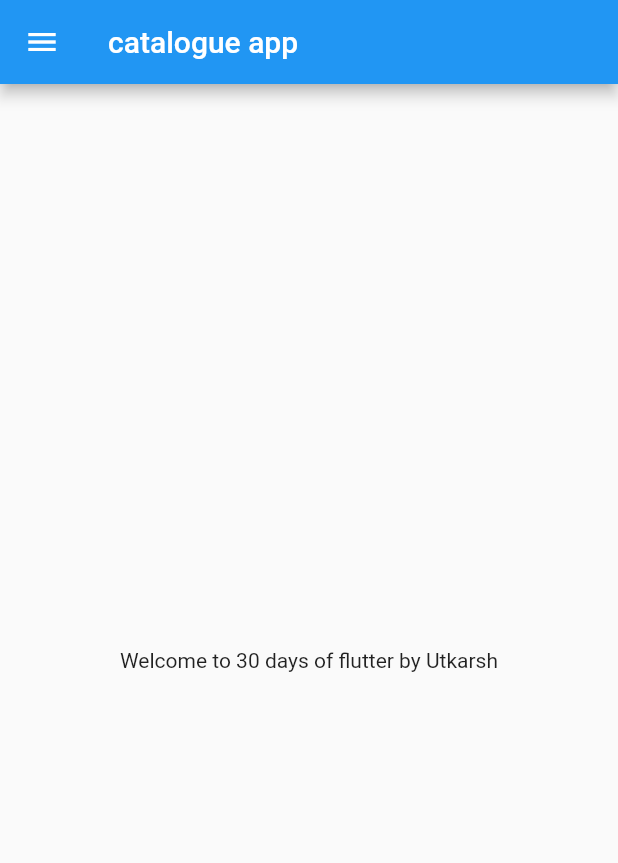
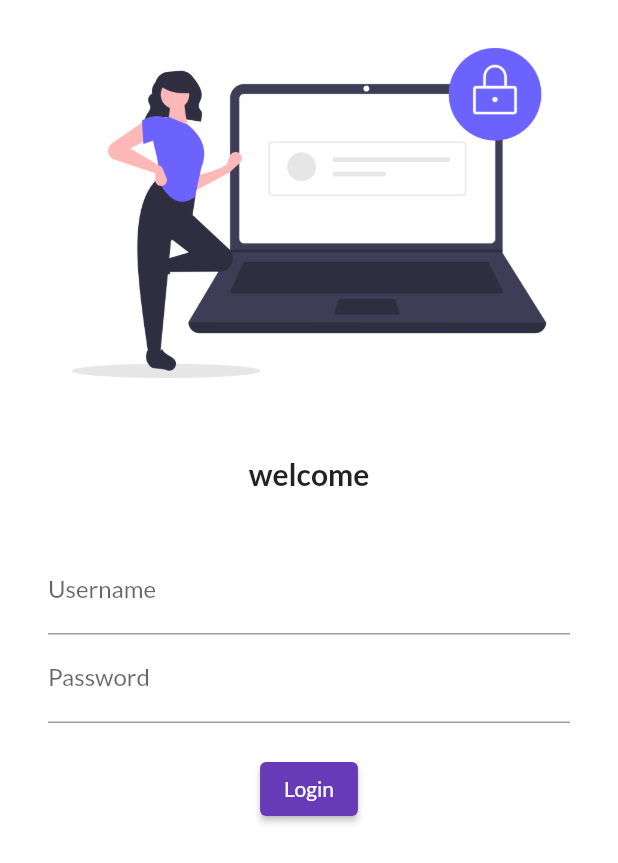
Before and after one commit to Umadaan17/Learnflutter, a Flutter app: the screen it shows after launch, on a phone screen of 412 x 824 dp. Shown: the top 863 px of the screen. Run offline on Flutter 3.47's test engine with Material 2 defaults, Android fonts, the phone set to English and light mode, and no system bars; our stand-ins replace google_fonts.

Commit message:
Day 4 complete

```diff
--- a/lib/main.dart
+++ b/lib/main.dart
@@ -1,5 +1,7 @@
 import 'package:flutter/material.dart';
-import 'package:flutter_application_1/home_page.dart';
+import 'package:flutter_application_1/pages/home_page.dart';
+import 'package:flutter_application_1/pages/login_page.dart';
+import 'package:google_fonts/google_fonts.dart';
 
 void main() {
   runApp(MyApp());
@@ -9,7 +11,20 @@ class MyApp extends StatelessWidget {
   @override
   Widget build(BuildContext context) {
     return MaterialApp(
-      home: HomePage(),
+      themeMode: ThemeMode.light,
+      theme: ThemeData(
+        primarySwatch: Colors.deepPurple,
+        fontFamily: GoogleFonts.lato().fontFamily,
+      ),
+      darkTheme: ThemeData(
+        brightness: Brightness.dark,
+      ),
+      initialRoute: "/login",
+      routes: {
+        "/": (context) => LoginPage(),
+        "/home": (context) => HomePage(),
+        "/login": (context) => LoginPage()
+      },
     );
   }
 }
--- /dev/null
+++ b/lib/pages/login_page.dart
@@ -0,0 +1,53 @@
+// ignore_for_file: prefer_const_constructors
+
+import 'package:flutter/material.dart';
+
+class LoginPage extends StatelessWidget {
+  @override
+  Widget build(BuildContext context) {
+    return Material(
+        color: Colors.white,
+        child: Column(
+          children: [
+            Image.asset(
+              "assets/image/login_page.png",
+              fit: BoxFit.cover,
+            ),
+            SizedBox(height: 20.0),
+            Text(
+              "welcome",
+              style: TextStyle(
+                fontSize: 20,
+                fontWeight: FontWeight.bold,
+              ),
+            ),
+            SizedBox(height: 20.0),
+            Padding(
+              padding:
+                  const EdgeInsets.symmetric(vertical: 16.0, horizontal: 32.0),
+              child: Column(
+                children: [
+                  TextFormField(
+                    decoration: InputDecoration(
+                        hintText: "Enter UserName", labelText: "Username"),
+                  ),
+                  TextFormField(
+                    obscureText: true,
+                    decoration: InputDecoration(
+                        hintText: "Enter Password", labelText: "Password"),
+                  ),
+                  SizedBox(height: 20.0),
+                  ElevatedButton(
+                    child: Text("Login"),
+                    style: TextButton.styleFrom(),
+                    onPressed: () {
+                      print("hello");
+                    },
+                  ),
+                ],
+              ),
+            )
+          ],
+        ));
+  }
+}
--- a/pubspec.yaml
+++ b/pubspec.yaml
@@ -36,6 +36,7 @@ dependencies:
   # The following adds the Cupertino Icons font to your application.
   # Use with the CupertinoIcons class for iOS style icons.
   cupertino_icons: ^1.0.2
+  google_fonts: ^3.0.1
 
 dev_dependencies:
   flutter_test:
@@ -60,8 +61,8 @@ flutter:
   uses-material-design: true
 
   # To add assets to your application, add an assets section, like this:
-  # assets:
-  #   - images/a_dot_burr.jpeg
+  assets:
+    - assets/image/
   #   - images/a_dot_ham.jpeg
 
   # An image asset can refer to one or more resolution-specific "variants", see
```
Also changed, not shown: assets/image/login_page.png (added), lib/pages/home_page.dart (renamed from lib/home_page.dart), login_page.png (added), pubspec.lock, 1 other file.
